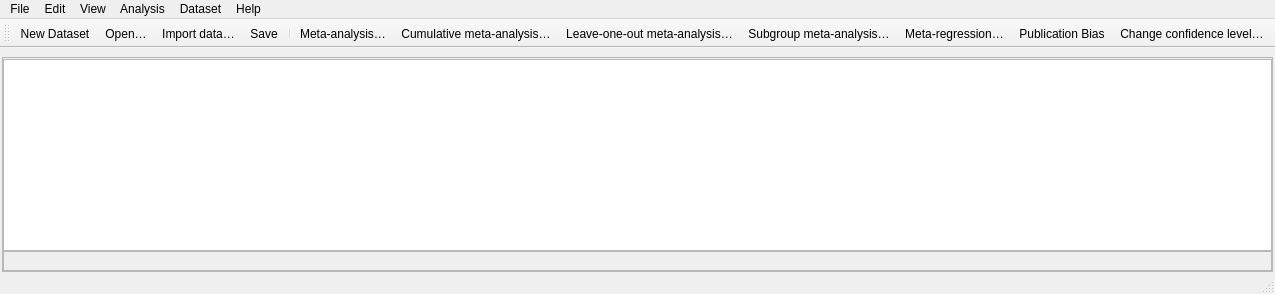
First picture: the form in src/rc_metastudio/forms/main_window.ui, repository AliSalman-et-al/rc-metastudio, before the edit.
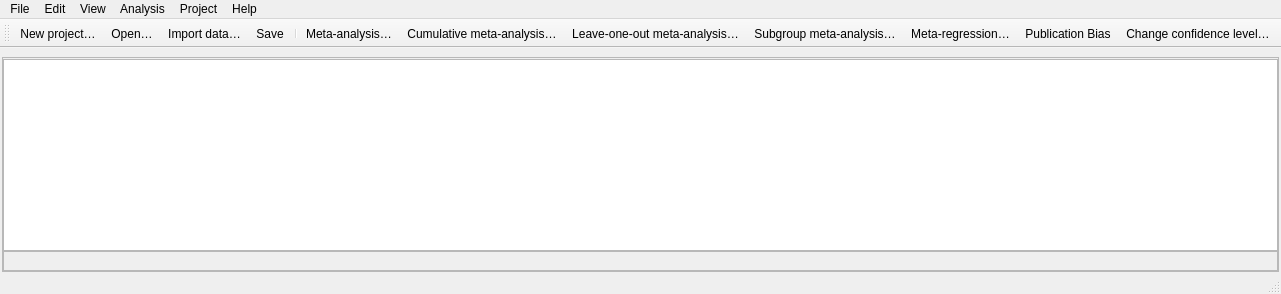
Second picture: the form after the edit. Icons and pictures are not drawn.

What changed in the file:
```diff
--- a/src/rc_metastudio/forms/main_window.ui
+++ b/src/rc_metastudio/forms/main_window.ui
@@ -177,7 +177,7 @@
    </widget>
    <widget class="QMenu" name="menuDataset">
     <property name="title">
-     <string>Dataset</string>
+     <string>Project</string>
     </property>
     <addaction name="action_new_dataset" />
     <addaction name="separator" />
@@ -310,7 +310,7 @@
      <normaloff>:/icons/actions/new-dataset.svg</normaloff>:/icons/actions/new-dataset.svg</iconset>
    </property>
    <property name="text">
-    <string>New Dataset</string>
+    <string>New project…</string>
    </property>
   </action>
   <action name="action_meta_regression">
```
Left out of the diff: 6 changed lines with no effect on the pictures.
